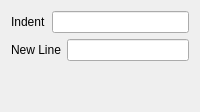
Old version of the form addons/kate/pate/src/plugins/xml_pretty.ui in the repository KDE/kate.
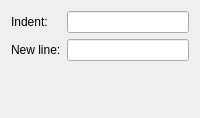
New version of the form.

Commit message: simplify UI: use form layout instead a bunch of V/H layouts

```diff
--- a/addons/kate/pate/src/plugins/xml_pretty.ui
+++ b/addons/kate/pate/src/plugins/xml_pretty.ui
@@ -2,46 +2,22 @@
 <ui version="4.0">
     <class>xmlPrettyConfigWidget</class>
     <widget class="QWidget" name="xmlConfigWidget">
-        <layout class="QHBoxLayout" name="horizontalLayout_2">
-            <item>
-                <layout class="QVBoxLayout" name="verticalLayout">
-                    <item>
-                        <layout class="QHBoxLayout" name="horizontalLayout">
-                            <item>
+  <layout class="QFormLayout" name="formLayout">
+   <item row="0" column="0">
                                 <widget class="QLabel" name="label">
                                     <property name="text">
-                                        <string>Indent</string>
+      <string>Indent:</string>
                                     </property>
                                 </widget>
                             </item>
-                            <item>
+   <item row="0" column="1">
                                 <widget class="QLineEdit" name="indent">
                                     <property name="value">
                                         <string>\\t</string>
                                     </property>
                                 </widget>
                             </item>
-                        </layout>
-                    </item>
-                    <item>
-                        <layout class="QHBoxLayout" name="horizontalLayout">
-                            <item>
-                                <widget class="QLabel" name="label">
-                                    <property name="text">
-                                        <string>New Line</string>
-                                    </property>
-                                </widget>
-                            </item>
-                            <item>
-                                <widget class="QLineEdit" name="newl">
-                                    <property name="value">
-                                        <string>\\n</string>
-                                    </property>
-                                </widget>
-                            </item>
-                        </layout>
-                    </item>
-                    <item>
+   <item row="4" column="1">
                         <spacer name="verticalSpacer">
                             <property name="orientation">
                                 <enum>Qt::Vertical</enum>
@@ -54,7 +30,19 @@
                             </property>
                         </spacer>
                     </item>
-                </layout>
+   <item row="2" column="1">
+    <widget class="QLineEdit" name="newl">
+     <property name="value" stdset="0">
+      <string>\\n</string>
+     </property>
+    </widget>
+   </item>
+   <item row="2" column="0">
+    <widget class="QLabel" name="label">
+     <property name="text">
+      <string>New line:</string>
+     </property>
+    </widget>
             </item>
         </layout>
     </widget>
```
Left out of the diff: 4 changed lines with no effect on the pictures. Lines whose indentation alone changed are shown as unchanged.
